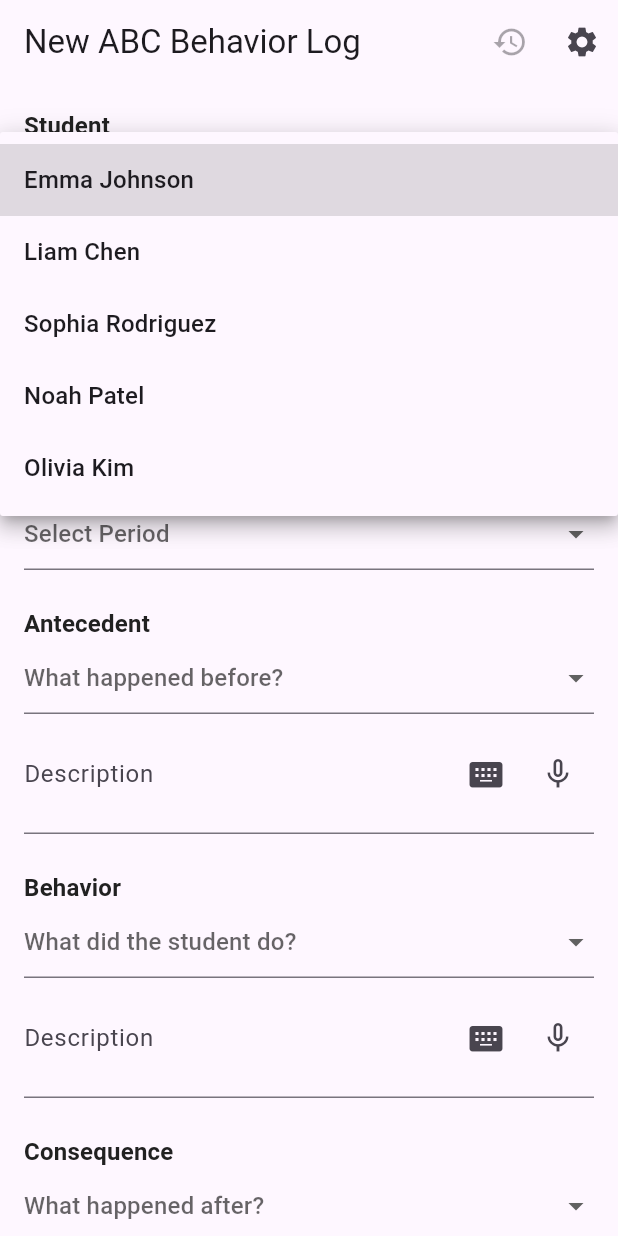
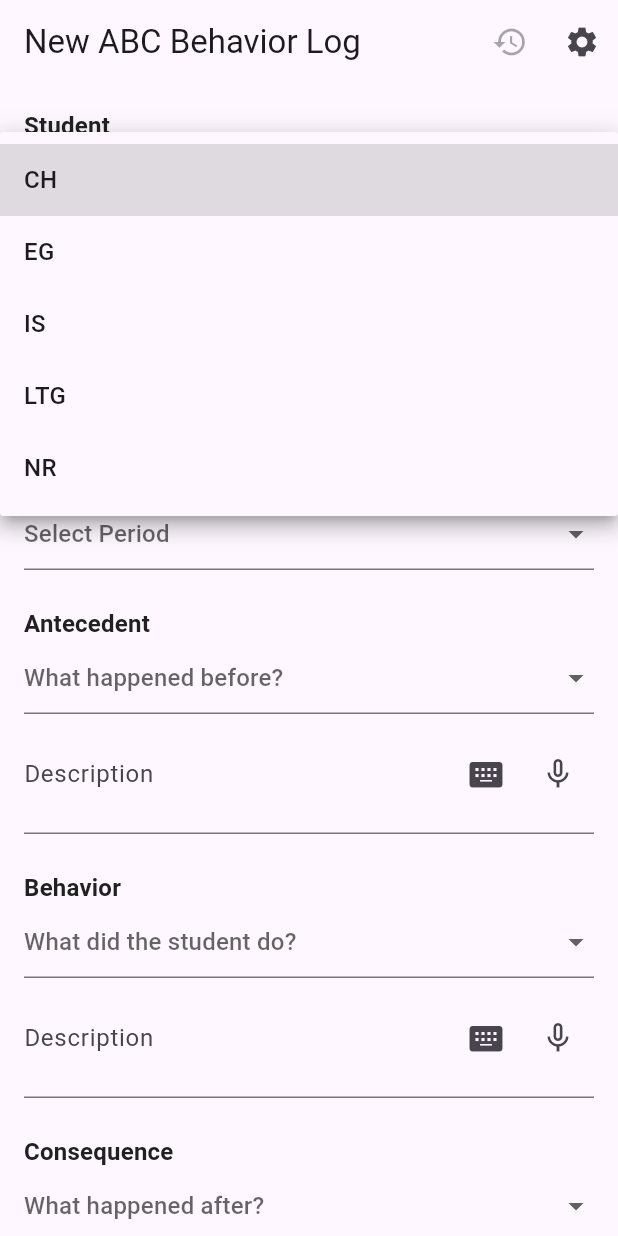
Before and after one commit to ceason6/behavior_tracker2, a Flutter app: the screen it shows after launch, after a tap on "Select Student", on a phone screen of 412 x 824 dp. Run offline on Flutter 3.47's test engine with Material 3 defaults, Android fonts, the phone set to English and light mode, and no system bars; our stand-ins replace fl_chart, flutter_secure_storage, shared_preferences, speech_to_text.

Commit message:
Update student and staff dropdown options
- Student list: replace sample names with initials, alphabetized
  (CH, EG, IS, LTG, NR)
- Logged-by staff list: RC, KM, MM, KR
- Update widget test to select the new student value

Co-Authored-By: Claude Opus 4.8 (1M context) <noreply@anthropic.com>

```diff
--- a/lib/main.dart
+++ b/lib/main.dart
@@ -124,12 +124,12 @@ class _ABCLoggingScreenState extends State<ABCLoggingScreen> {
   List<Map<String, dynamic>> _savedLogs = [];
   DateTime selectedDateTime = DateTime.now();
 
-  final List<String> students = ["Emma Johnson", "Liam Chen", "Sophia Rodriguez", "Noah Patel", "Olivia Kim"];
+  final List<String> students = ["CH", "EG", "IS", "LTG", "NR"];
   final List<String> periods = ["Bus a.m.", "Advisory", "First", "Second", "Third", "Fourth", "Lunch", "Fifth", "Sixth", "Seventh", "Bus p.m."];
   final List<String> antecedents = ["Given demand", "Told to wait", "Given corrective feedback", "Activity transition", "Unexpected change", "Divided attention", "Presence of a specific person", "Left alone", "Activity denied", "Activity interrupted", "Redirection"];
   final List<String> behaviors = ["Verbal aggression", "Threat", "Physical aggression", "Not in designated area", "Leaving building/campus", "Property destruction", "Property misuse", "Stealing"];
   final List<String> consequences = ["Verbal redirection", "Behavior ignored", "Removed from activity", "Removed item", "Reprimand", "Left alone", "Blocked", "Sent to take a break", "Given another activity", "Given preferred item", "Peer remarks", "Being followed by staff"];
-  final List<String> staffMembers = ["You (Current User)", "Mr. Cool Dude", "Ms. Merry", "Mrs. Rosy"];
+  final List<String> staffMembers = ["RC", "KM", "MM", "KR"];
 
   @override
   void initState() {
```
Also changed, not shown: 1 other file.
